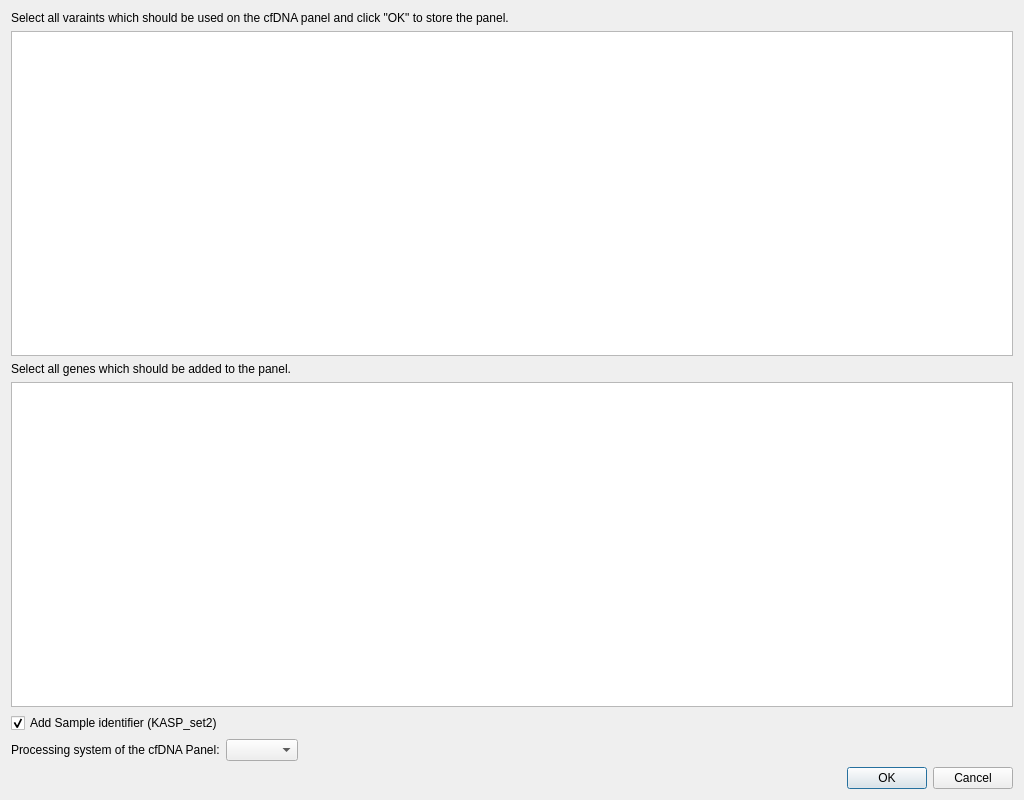
This is src/GSvar/CfDNAPanelDesignDialog.ui in imgag/ngs-bits as Qt 5 draws it before an edit. The edited form follows.
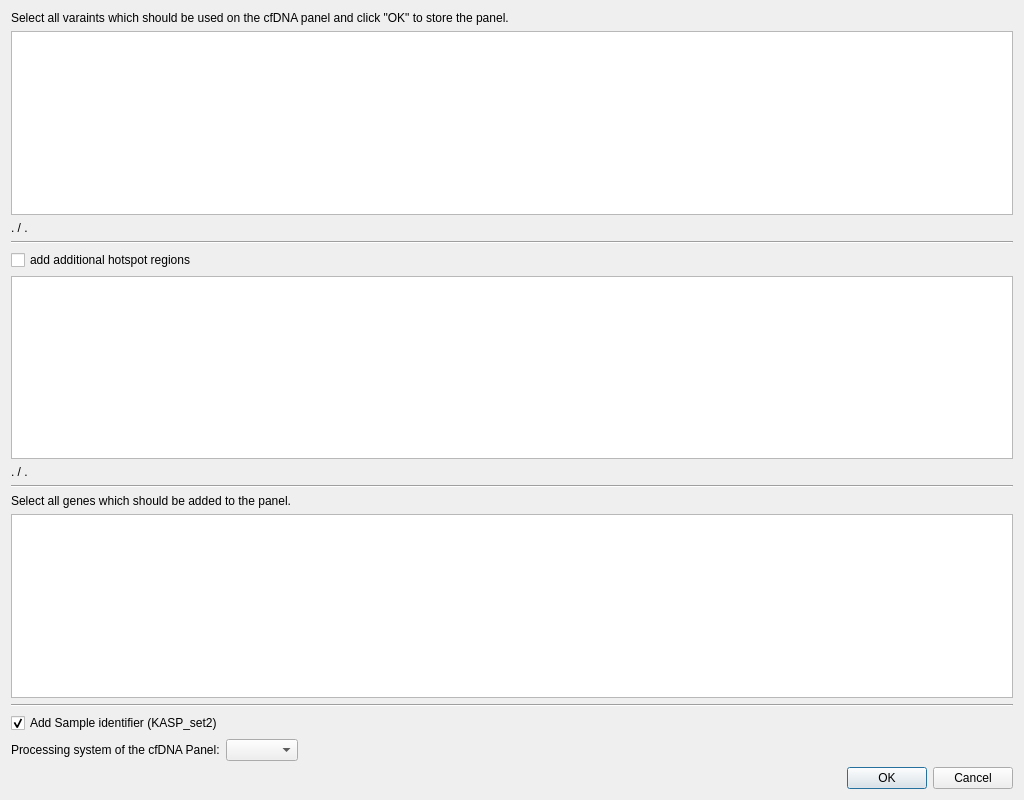
This is the edited form. Custom widgets are drawn as their Qt base class.

Commit message:
src/GSvar/CfDNAPanelDesignDialog.*: added optional hotspot regions to extend the cfDNA panel
src/GSvar/DiseaseCourseWidget.*: added additional info and tool tips in DiseaseCourseWidget.

src/GSvar/Resources/cfDNA_hotspot_regions.bed: bed file containing additional hotspot regions

src/GSvar/MainWindow.ui: typo

Patch:
```diff
--- a/src/GSvar/CfDNAPanelDesignDialog.ui
+++ b/src/GSvar/CfDNAPanelDesignDialog.ui
@@ -22,7 +22,56 @@
     </widget>
    </item>
    <item>
-    <widget class="QTableWidget" name="vars"/>
+    <widget class="QTableWidget" name="vars">
+     <property name="midLineWidth">
+      <number>0</number>
+     </property>
+     <property name="sizeAdjustPolicy">
+      <enum>QAbstractScrollArea::AdjustToContents</enum>
+     </property>
+    </widget>
+   </item>
+   <item>
+    <widget class="QLabel" name="l_count_variables">
+     <property name="text">
+      <string>. / .</string>
+     </property>
+    </widget>
+   </item>
+   <item>
+    <widget class="Line" name="line_2">
+     <property name="orientation">
+      <enum>Qt::Horizontal</enum>
+     </property>
+    </widget>
+   </item>
+   <item>
+    <widget class="QCheckBox" name="cb_hotspot_regions">
+     <property name="text">
+      <string>add additional hotspot regions</string>
+     </property>
+    </widget>
+   </item>
+   <item>
+    <widget class="QTableWidget" name="hotspot_regions">
+     <property name="sizeAdjustPolicy">
+      <enum>QAbstractScrollArea::AdjustToContents</enum>
+     </property>
+    </widget>
+   </item>
+   <item>
+    <widget class="QLabel" name="l_count_hotspot_regions">
+     <property name="text">
+      <string>. / .</string>
+     </property>
+    </widget>
+   </item>
+   <item>
+    <widget class="Line" name="line">
+     <property name="orientation">
+      <enum>Qt::Horizontal</enum>
+     </property>
+    </widget>
    </item>
    <item>
     <widget class="QLabel" name="label_2">
@@ -32,7 +81,24 @@
     </widget>
    </item>
    <item>
-    <widget class="QTableWidget" name="genes"/>
+    <widget class="QTableWidget" name="genes">
+     <property name="sizePolicy">
+      <sizepolicy hsizetype="Expanding" vsizetype="MinimumExpanding">
+       <horstretch>0</horstretch>
+       <verstretch>0</verstretch>
+      </sizepolicy>
+     </property>
+     <property name="sizeAdjustPolicy">
+      <enum>QAbstractScrollArea::AdjustToContents</enum>
+     </property>
+    </widget>
+   </item>
+   <item>
+    <widget class="Line" name="line_3">
+     <property name="orientation">
+      <enum>Qt::Horizontal</enum>
+     </property>
+    </widget>
    </item>
    <item>
     <widget class="QCheckBox" name="cb_sample_identifier">
```
The commit also changes 7 other files.
